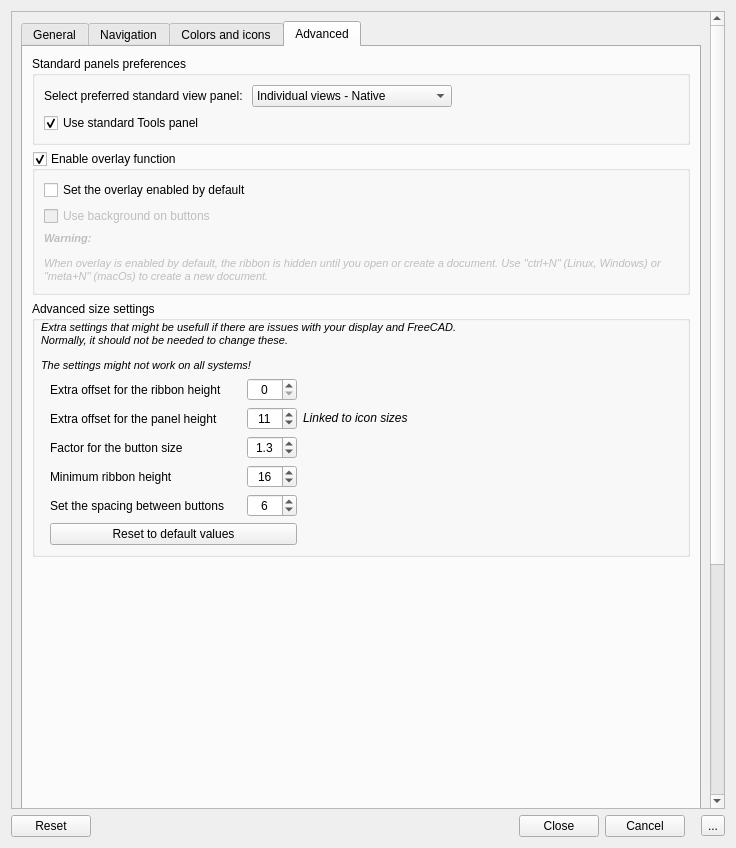
Qt form Resources/ui/Settings.ui (APEbbers/FreeCAD-Ribbon) before a commit.
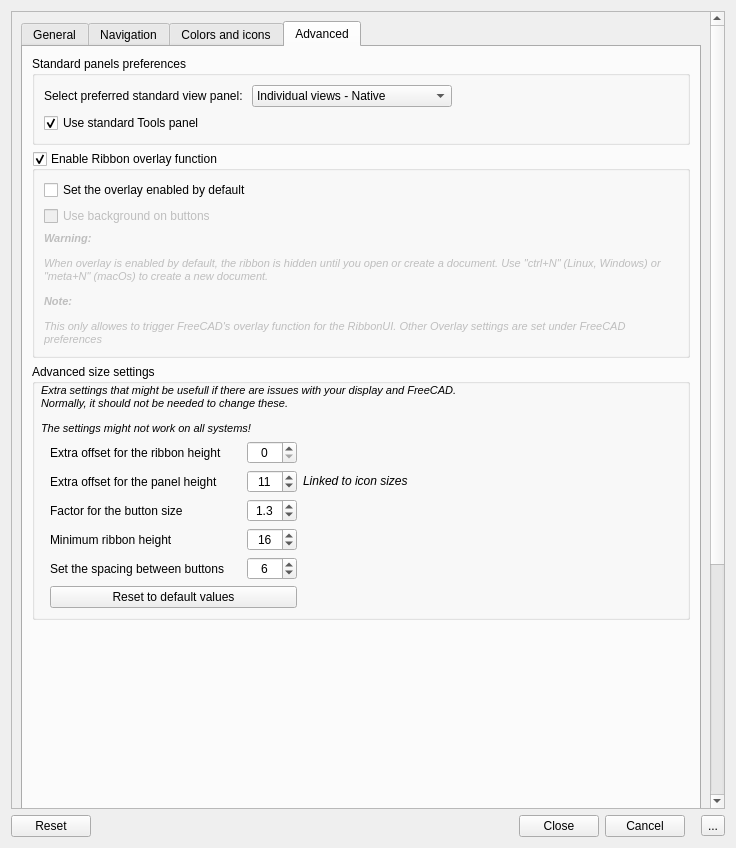
The same form after that commit. Custom widgets are drawn as their Qt base class.

Commit message: Preset a few overlay functions when Overlay for ribbon is enabled

Diff of the .ui file:
```diff
--- a/Resources/ui/Settings.ui
+++ b/Resources/ui/Settings.ui
@@ -2322,7 +2322,7 @@
                 </size>
                </property>
                <property name="title">
-                <string>Enable overlay function</string>
+                <string>Enable Ribbon overlay function</string>
                </property>
                <property name="checkable">
                 <bool>true</bool>
@@ -2376,7 +2376,7 @@
                    </size>
                   </property>
                   <property name="text">
-                   <string>&lt;html&gt;&lt;head/&gt;&lt;body&gt;&lt;p&gt;&lt;span style=&quot; font-size:8pt; font-weight:700; font-style:italic;&quot;&gt;Warning:&lt;/span&gt;&lt;/p&gt;&lt;p&gt;&lt;span style=&quot; font-size:8pt; font-style:italic;&quot;&gt;When overlay is enabled by default, the ribbon is hidden until you open or create a document. Use &amp;quot;ctrl+N&amp;quot; (Linux, Windows) or &amp;quot;meta+N&amp;quot; (macOs) to create a new document.&lt;/span&gt;&lt;/p&gt;&lt;/body&gt;&lt;/html&gt;</string>
+                   <string>&lt;html&gt;&lt;head/&gt;&lt;body&gt;&lt;p&gt;&lt;span style=&quot; font-size:8pt; font-weight:700; font-style:italic;&quot;&gt;Warning:&lt;/span&gt;&lt;/p&gt;&lt;p&gt;&lt;span style=&quot; font-size:8pt; font-style:italic;&quot;&gt;When overlay is enabled by default, the ribbon is hidden until you open or create a document. Use &amp;quot;ctrl+N&amp;quot; (Linux, Windows) or &amp;quot;meta+N&amp;quot; (macOs) to create a new document.&lt;/span&gt;&lt;/p&gt;&lt;p&gt;&lt;span style=&quot; font-size:8pt; font-weight:700; font-style:italic;&quot;&gt;Note:&lt;/span&gt;&lt;/p&gt;&lt;p&gt;&lt;span style=&quot; font-size:8pt; font-style:italic;&quot;&gt;This only allowes to trigger FreeCAD's overlay function for the RibbonUI. Other Overlay settings are set under FreeCAD preferences&lt;/span&gt;&lt;/p&gt;&lt;/body&gt;&lt;/html&gt;</string>
                   </property>
                   <property name="alignment">
                    <set>Qt::AlignmentFlag::AlignLeading|Qt::AlignmentFlag::AlignLeft|Qt::AlignmentFlag::AlignTop</set>
```
The commit also changes 1 other file.
